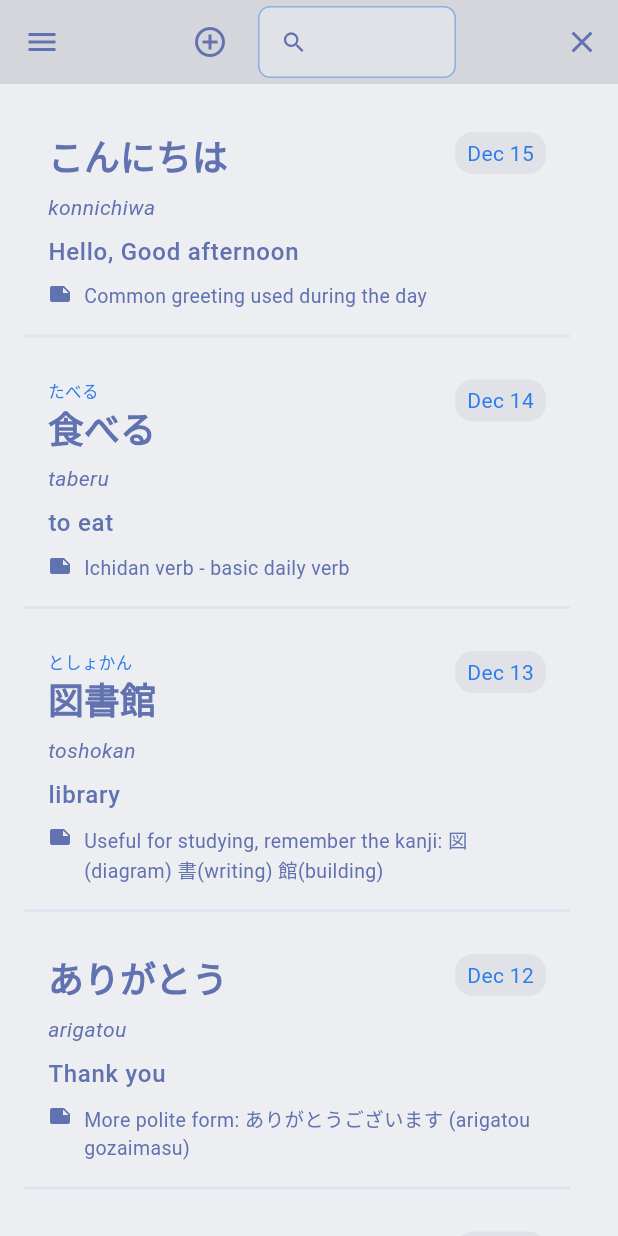
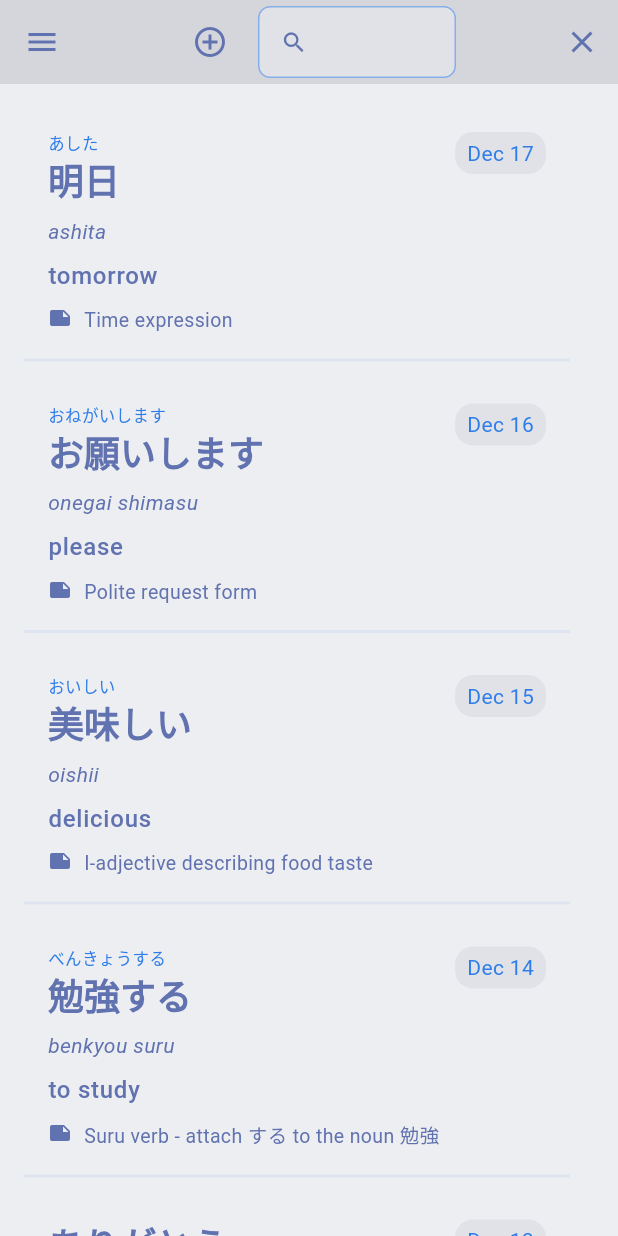
Before and after one commit to spalter/jpn-learning-diary, a Flutter app: the screen it shows after launch, after a tap on the "menu" icon, after a tap on "Phrases & Words", on a phone screen of 412 x 824 dp. Run offline on Flutter 3.47's test engine with Material 3 defaults, Android fonts, the phone set to English and light mode, and no system bars; our stand-ins replace sqflite; missing offline and left inert: flutter_acrylic; accounts and stored records are empty.

Commit message:
Added an sql lite data server to allow for persistent diary entries.

```diff
--- a/lib/data/diary_data.dart
+++ b/lib/data/diary_data.dart
@@ -1,7 +1,7 @@
 /// Model for a learned word or phrase entry in the diary.
 class DiaryEntry {
   /// Unique identifier for the entry.
-  final String id;
+  final int? id;
 
   /// Japanese text (kanji/kana).
   final String japanese;
@@ -22,7 +22,7 @@ class DiaryEntry {
   final DateTime dateAdded;
 
   const DiaryEntry({
-    required this.id,
+    this.id,
     required this.japanese,
     this.furigana,
     required this.romaji,
@@ -30,82 +30,51 @@ class DiaryEntry {
     this.notes,
     required this.dateAdded,
   });
+
+  /// Creates a DiaryEntry from a database map.
+  factory DiaryEntry.fromMap(Map<String, dynamic> map) {
+    return DiaryEntry(
+      id: map['id'] as int?,
+      japanese: map['japanese'] as String,
+      furigana: map['furigana'] as String?,
+      romaji: map['romaji'] as String,
+      meaning: map['meaning'] as String,
+      notes: map['notes'] as String?,
+      dateAdded: DateTime.fromMillisecondsSinceEpoch(map['date_added'] as int),
+    );
+  }
+
+  /// Converts the DiaryEntry to a database map.
+  Map<String, dynamic> toMap() {
+    return {
+      'id': id,
+      'japanese': japanese,
+      'furigana': furigana,
+      'romaji': romaji,
+      'meaning': meaning,
+      'notes': notes,
+      'date_added': dateAdded.millisecondsSinceEpoch,
+    };
+  }
+
+  /// Creates a copy of this entry with the given fields replaced.
+  DiaryEntry copyWith({
+    int? id,
+    String? japanese,
+    String? furigana,
+    String? romaji,
+    String? meaning,
+    String? notes,
+    DateTime? dateAdded,
+  }) {
+    return DiaryEntry(
+      id: id ?? this.id,
+      japanese: japanese ?? this.japanese,
+      furigana: furigana ?? this.furigana,
+      romaji: romaji ?? this.romaji,
+      meaning: meaning ?? this.meaning,
+      notes: notes ?? this.notes,
+      dateAdded: dateAdded ?? this.dateAdded,
+    );
+  }
 }
-
-/// Sample diary entries for demonstration.
-class DiaryData {
-  static final List<DiaryEntry> dummyEntries = [
-    DiaryEntry(
-      id: '1',
-      japanese: 'こんにちは',
-      furigana: 'こんにちは',
-      romaji: 'konnichiwa',
-      meaning: 'Hello, Good afternoon',
-      notes: 'Common greeting used during the day',
-      dateAdded: DateTime(2025, 12, 15),
-    ),
-    DiaryEntry(
-      id: '2',
-      japanese: '食べる',
-      furigana: 'たべる',
-      romaji: 'taberu',
-      meaning: 'to eat',
-      notes: 'Ichidan verb - basic daily verb',
-      dateAdded: DateTime(2025, 12, 14),
-    ),
-    DiaryEntry(
-      id: '3',
-      japanese: '図書館',
-      furigana: 'としょかん',
-      romaji: 'toshokan',
-      meaning: 'library',
-      notes: 'Useful for studying, remember the kanji: 図(diagram) 書(writing) 館(building)',
-      dateAdded: DateTime(2025, 12, 13),
-    ),
-    DiaryEntry(
-      id: '4',
-      japanese: 'ありがとう',
-      furigana: 'ありがとう',
-      romaji: 'arigatou',
-      meaning: 'Thank you',
-      notes: 'More polite form: ありがとうございます (arigatou gozaimasu)',
-      dateAdded: DateTime(2025, 12, 12),
-    ),
-    DiaryEntry(
-      id: '5',
-      japanese: '勉強する',
-      furigana: 'べんきょうする',
-      romaji: 'benkyou suru',
-      meaning: 'to study',
-      notes: 'Suru verb - very important for student life!',
-      dateAdded: DateTime(2025, 12, 11),
-    ),
-    DiaryEntry(
-      id: '6',
-      japanese: '美味しい',
-      furigana: 'おいしい',
-      romaji: 'oishii',
-      meaning: 'delicious',
-      notes: 'I-adjective, use it when eating good food',
-      dateAdded: DateTime(2025, 12, 10),
-    ),
-    DiaryEntry(
-      id: '7',
-      japanese: 'お願いします',
-      furigana: 'おねがいします',
-      romaji: 'onegai shimasu',
-      meaning: 'please',
-      notes: 'Very polite way to make a request',
-      dateAdded: DateTime(2025, 12, 9),
-    ),
-    DiaryEntry(
-      id: '8',
-      japanese: '明日',
-      furigana: 'あした',
-      romaji: 'ashita',
-      meaning: 'tomorrow',
-      notes: 'Can also be read as みょうにち (myounichi) in formal contexts',
-      dateAdded: DateTime(2025, 12, 8),
-    ),
-  ];
-}
--- a/lib/screens/phrases_words_page.dart
+++ b/lib/screens/phrases_words_page.dart
@@ -1,5 +1,6 @@
 import 'package:flutter/material.dart';
 import 'package:jpn_learning_diary/data/diary_data.dart';
+import 'package:jpn_learning_diary/services/database_helper.dart';
 import 'package:jpn_learning_diary/widgets/base_layout.dart';
 import 'package:jpn_learning_diary/widgets/diary_entry_card.dart';
 
@@ -7,22 +8,67 @@ import 'package:jpn_learning_diary/widgets/diary_entry_card.dart';
 ///
 /// Displays and manages learned Japanese phrases and vocabulary words.
 /// Provides functionality to track learning progress and practice.
-class PhrasesWordsPage extends StatelessWidget {
+class PhrasesWordsPage extends StatefulWidget {
   const PhrasesWordsPage({super.key});
+
+  @override
+  State<PhrasesWordsPage> createState() => _PhrasesWordsPageState();
+}
+
+class _PhrasesWordsPageState extends State<PhrasesWordsPage> {
+  late Future<List<DiaryEntry>> _entriesFuture;
+
+  @override
+  void initState() {
+    super.initState();
+    _loadEntries();
+  }
+
+  void _loadEntries() {
+    setState(() {
+      _entriesFuture = DatabaseHelper.instance.getAllEntries();
+    });
+  }
 
   @override
   Widget build(BuildContext context) {
     return BaseLayout(
+      onEntryAdded: _loadEntries,
       child: Column(
         crossAxisAlignment: CrossAxisAlignment.start,
         children: [
           // Entries list
           Expanded(
-            child: ListView.builder(
-              itemCount: DiaryData.dummyEntries.length,
-              itemBuilder: (context, index) {
-                final entry = DiaryData.dummyEntries[index];
-                return DiaryEntryCard(entry: entry);
+            child: FutureBuilder<List<DiaryEntry>>(
+              future: _entriesFuture,
+              builder: (context, snapshot) {
+                if (snapshot.connectionState == ConnectionState.waiting) {
+                  return const Center(child: CircularProgressIndicator());
+                }
+
+                if (snapshot.hasError) {
+                  return Center(
+                    child: Text('Error: ${snapshot.error}'),
+                  );
+                }
+
+                final entries = snapshot.data ?? [];
+
+                if (entries.isEmpty) {
+                  return const Center(
+                    child: Text('No entries yet. Add your first entry!'),
+                  );
+                }
+
+                return ListView.builder(
+                  itemCount: entries.length,
+                  itemBuilder: (context, index) {
+                    return DiaryEntryCard(
+                      entry: entries[index],
+                      onUpdate: _loadEntries,
+                    );
+                  },
+                );
               },
             ),
           ),
--- /dev/null
+++ b/lib/services/database_helper.dart
@@ -0,0 +1,183 @@
+import 'package:path/path.dart';
+import 'package:sqflite/sqflite.dart';
+import 'package:jpn_learning_diary/data/diary_data.dart';
+
+/// Database helper for managing diary entries in SQLite.
+///
+/// Provides CRUD operations for diary entries with a singleton pattern.
+/// Designed to be easily replaceable with an API service later.
+class DatabaseHelper {
+  static final DatabaseHelper instance = DatabaseHelper._init();
+  static Database? _database;
+
+  DatabaseHelper._init();
+
+  /// Gets the database instance, initializing it if necessary.
+  Future<Database> get database async {
+    if (_database != null) return _database!;
+    _database = await _initDB('diary.db');
+    return _database!;
+  }
+
+  /// Initializes the database file and creates tables.
+  Future<Database> _initDB(String filePath) async {
+    final dbPath = await getDatabasesPath();
+    final path = join(dbPath, filePath);
+
+    return await openDatabase(
+      path,
+      version: 1,
+      onCreate: _createDB,
+    );
+  }
+
+  /// Creates the database tables.
+  Future<void> _createDB(Database db, int version) async {
+    await db.execute('''
+      CREATE TABLE diary_entries (
+        id INTEGER PRIMARY KEY AUTOINCREMENT,
+        japanese TEXT NOT NULL,
+        furigana TEXT,
+        romaji TEXT NOT NULL,
+        meaning TEXT NOT NULL,
+        notes TEXT,
+        date_added INTEGER NOT NULL
+      )
+    ''');
+
+    // Insert dummy data for initial setup
+    await _insertDummyData(db);
+  }
+
+  /// Inserts initial dummy data into the database.
+  Future<void> _insertDummyData(Database db) async {
+    final dummyEntries = [
+      {
+        'japanese': 'こんにちは',
+        'furigana': 'こんにちは',
+        'romaji': 'konnichiwa',
+        'meaning': 'Hello (daytime greeting)',
+        'notes': 'Formal greeting used during the day',
+        'date_added': DateTime.now().subtract(const Duration(days: 7)).millisecondsSinceEpoch,
+      },
+      {
+        'japanese': '食べる',
+        'furigana': 'たべる',
+        'romaji': 'taberu',
+        'meaning': 'to eat',
+        'notes': 'Ichidan verb (ru-verb)',
+        'date_added': DateTime.now().subtract(const Duration(days: 6)).millisecondsSinceEpoch,
+      },
+      {
+        'japanese': '図書館',
+        'furigana': 'としょかん',
+        'romaji': 'toshokan',
+        'meaning': 'library',
+        'notes': 'Compound word: 図書 (books) + 館 (building)',
+        'date_added': DateTime.now().subtract(const Duration(days: 5)).millisecondsSinceEpoch,
+      },
+      {
+        'japanese': 'ありがとう',
+        'furigana': 'ありがとう',
+        'romaji': 'arigatou',
+        'meaning': 'Thank you',
+        'notes': 'Casual way to say thank you',
+        'date_added': DateTime.now().subtract(const Duration(days: 4)).millisecondsSinceEpoch,
+      },
+      {
+        'japanese': '勉強する',
+        'furigana': 'べんきょうする',
+        'romaji': 'benkyou suru',
+        'meaning': 'to study',
+        'notes': 'Suru verb - attach する to the noun 勉強',
+        'date_added': DateTime.now().subtract(const Duration(days: 3)).millisecondsSinceEpoch,
+      },
+      {
+        'japanese': '美味しい',
+        'furigana': 'おいしい',
+        'romaji': 'oishii',
+        'meaning': 'delicious',
+        'notes': 'I-adjective describing food taste',
+        'date_added': DateTime.now().subtract(const Duration(days: 2)).millisecondsSinceEpoch,
+      },
+      {
+        'japanese': 'お願いします',
+        'furigana': 'おねがいします',
+        'romaji': 'onegai shimasu',
+        'meaning': 'please',
+        'notes': 'Polite request form',
+        'date_added': DateTime.now().subtract(const Duration(days: 1)).millisecondsSinceEpoch,
+      },
+      {
+        'japanese': '明日',
+        'furigana': 'あした',
+        'romaji': 'ashita',
+        'meaning': 'tomorrow',
+        'notes': 'Time expression',
+        'date_added': DateTime.now().millisecondsSinceEpoch,
+      },
+    ];
+
+    for (var entry in dummyEntries) {
+      await db.insert('diary_entries', entry);
+    }
+  }
+
+  /// Creates a new diary entry in the database.
+  Future<DiaryEntry> createEntry(DiaryEntry entry) async {
+    final db = await database;
+    final id = await db.insert('diary_entries', {
+      'japanese': entry.japanese,
+      'furigana': entry.furigana,
+      'romaji': entry.romaji,
+      'meaning': entry.meaning,
+      'notes': entry.notes,
+      'date_added': entry.dateAdded.millisecondsSinceEpoch,
+    });
+    return entry.copyWith(id: id);
+  }
+
+  /// Retrieves all diary entries from the database.
+  Future<List<DiaryEntry>> getAllEntries() async {
+    final db = await database;
+    final result = await db.query(
+      'diary_entries',
+      orderBy: 'date_added DESC',
+    );
+    return result.map((json) => DiaryEntry.fromMap(json)).toList();
+  }
+
+  /// Updates an existing diary entry.
+  Future<int> updateEntry(DiaryEntry entry) async {
+    final db = await database;
+    return db.update(
+      'diary_entries',
+      {
+        'japanese': entry.japanese,
+        'furigana': entry.furigana,
+        'romaji': entry.romaji,
+        'meaning': entry.meaning,
+        'notes': entry.notes,
+        'date_added': entry.dateAdded.millisecondsSinceEpoch,
+      },
+      where: 'id = ?',
+      whereArgs: [entry.id],
+    );
+  }
+
+  /// Deletes a diary entry from the database.
+  Future<int> deleteEntry(int id) async {
+    final db = await database;
+    return await db.delete(
+      'diary_entries',
+      where: 'id = ?',
+      whereArgs: [id],
+    );
+  }
+
+  /// Closes the database connection.
+  Future<void> close() async {
+    final db = await database;
+    db.close();
+  }
+}
--- a/lib/widgets/base_layout.dart
+++ b/lib/widgets/base_layout.dart
@@ -18,10 +18,14 @@ class BaseLayout extends StatefulWidget {
   /// Optional page title to display (currently unused, but available for future use).
   final String? title;
 
+  /// Optional callback when a new entry is added.
+  final VoidCallback? onEntryAdded;
+
   const BaseLayout({
     super.key,
     required this.child,
     this.title,
+    this.onEntryAdded,
   });
 
   @override
@@ -42,7 +46,10 @@ class _BaseLayoutState extends State<BaseLayout> {
   @override
   Widget build(BuildContext context) {
     return Scaffold(
-      appBar: AppNavigationBar(textController: _textController),
+      appBar: AppNavigationBar(
+        textController: _textController,
+        onEntryAdded: widget.onEntryAdded,
+      ),
       drawer: const AppMenu(),
       backgroundColor: AppTheme.scaffoldBackground(context),
       body: Padding(
--- a/lib/widgets/diary_entry_card.dart
+++ b/lib/widgets/diary_entry_card.dart
@@ -13,6 +13,9 @@ class DiaryEntryCard extends StatefulWidget {
   /// The diary entry to display.
   final DiaryEntry entry;
 
+  /// Callback when the entry is updated.
+  final VoidCallback? onUpdate;
+
   /// Creates a diary entry card.
   ///
   /// The [entry] parameter is required and contains all the information
@@ -20,6 +23,7 @@ class DiaryEntryCard extends StatefulWidget {
   const DiaryEntryCard({
     super.key,
     required this.entry,
+    this.onUpdate,
   });
 
   @override
@@ -59,11 +63,14 @@ class _DiaryEntryCardState extends State<DiaryEntryCard> {
               );
             }
           },
-          onLongPress: () {
-            showDialog(
+          onLongPress: () async {
+            final updated = await showDialog<bool>(
               context: context,
               builder: (context) => EditDiaryEntryDialog(entry: widget.entry),
             );
+            if (updated == true && widget.onUpdate != null) {
+              widget.onUpdate!();
+            }
           },
           borderRadius: BorderRadius.circular(12),
           child: Padding(
--- a/pubspec.yaml
+++ b/pubspec.yaml
@@ -36,6 +36,9 @@ dependencies:
   # Use with the CupertinoIcons class for iOS style icons.
   cupertino_icons: ^1.0.8
   intl: ^0.19.0
+  sqflite: ^2.3.0
+  path_provider: ^2.1.1
+  path: ^1.8.3
 
 dev_dependencies:
   flutter_test:
```
Also changed, not shown: lib/widgets/app_navigation_bar.dart (+13 -4 lines), lib/widgets/edit_diary_entry_dialog.dart (+83 -17 lines), pubspec.lock, 2 other files.
